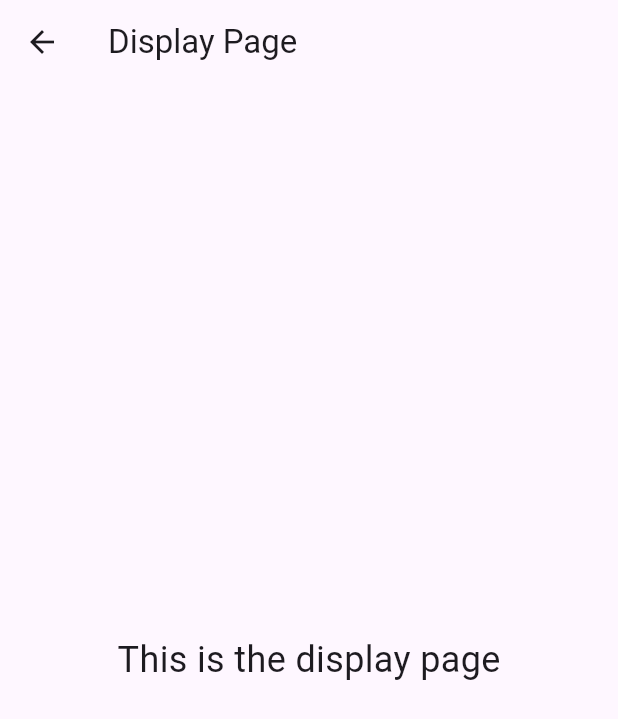
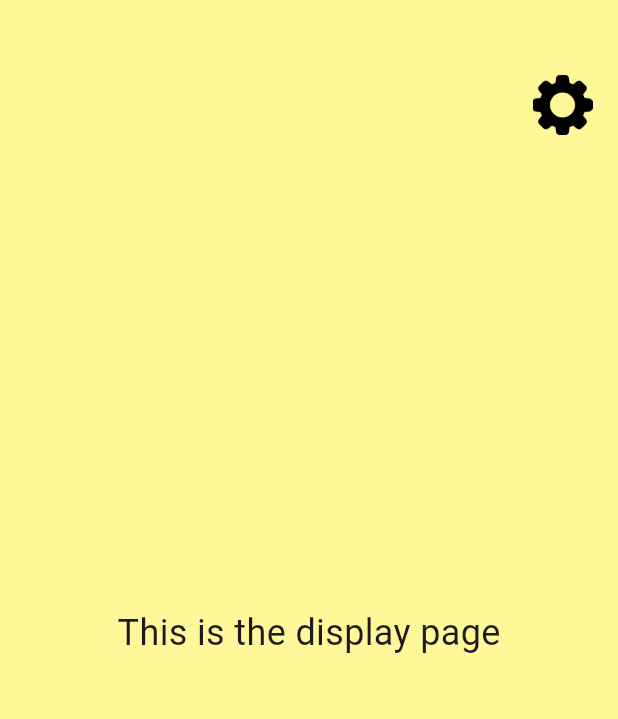
Before and after one commit to nirobonj/Durian01, a Flutter app: the DisplayPage screen opened directly, on a phone screen of 412 x 824 dp. Shown: the top 719 px of the screen. Run offline on Flutter 3.47's test engine with Material 3 defaults, Android fonts, the phone set to English and light mode, and no system bars.

Commit message:
ใดเอย

```diff
--- a/durian1/lib/display_page.dart
+++ b/durian1/lib/display_page.dart
@@ -1,19 +1,48 @@
 import 'package:flutter/material.dart';
+import 'setting_page.dart';
 
 class DisplayPage extends StatelessWidget {
-  const DisplayPage({super.key});
+  const DisplayPage({Key? key}) : super(key: key);
 
   @override
   Widget build(BuildContext context) {
     return Scaffold(
-      appBar: AppBar(
-        title: const Text('Display Page'),
-      ),
-      body: const Center(
-        child: Text(
-          'This is the display page',
-          style: TextStyle(fontSize: 24),
-        ),
+      backgroundColor: const Color.fromARGB(255, 255, 248, 153),
+      // appBar: AppBar(
+      //   title: const Text('Display Page'),
+      // ),
+      body: Stack(
+        children: [
+          const Center(
+            child: Column(
+              mainAxisAlignment: MainAxisAlignment.center,
+              children: [
+                SizedBox(height: 20),
+                Text(
+                  'This is the display page',
+                  style: TextStyle(fontSize: 24),
+                ),
+              ],
+            ),
+          ),
+          Positioned(
+            top: 50,
+            right: 17,
+            child: GestureDetector(
+              onTap: () {
+                Navigator.push(
+                  context,
+                  MaterialPageRoute(builder: (context) => SettingPage()),
+                );
+              },
+              child: SizedBox(
+                width: 40,
+                height: 40,
+                child: Image.asset('assets/settings.png'),
+              ),
+            ),
+          ),
+        ],
       ),
     );
   }
```
Also changed, not shown: durian1/lib/edit_profile_page.dart (added, +13 -0 lines), durian1/lib/setting_page.dart (added, +38 -0 lines), durian1/assets/settings.png (added).
